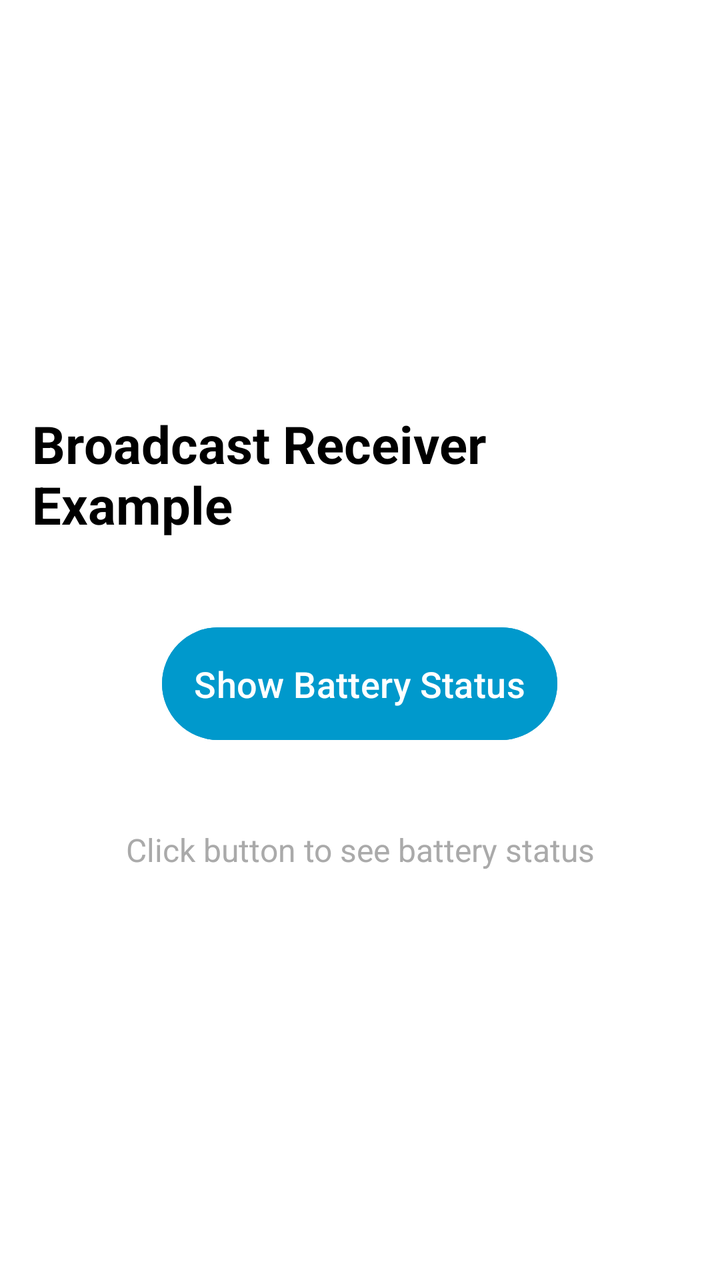
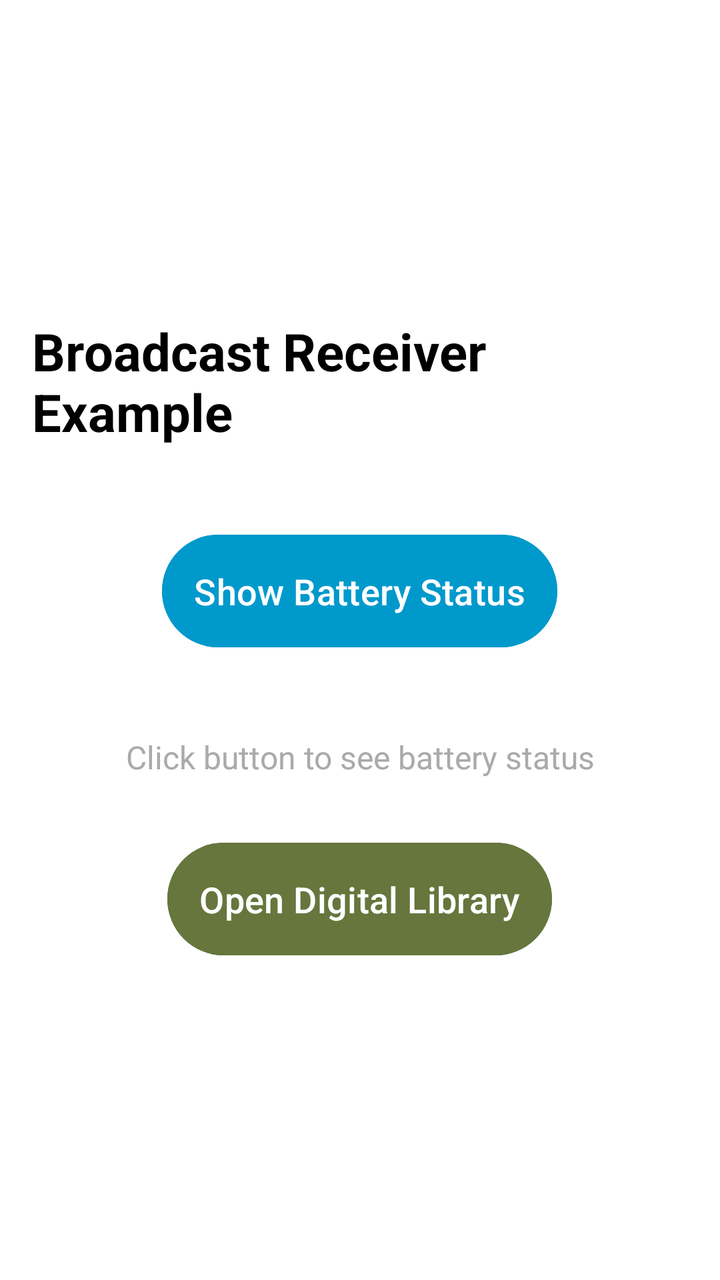

The first picture is an Android layout as it rendered before a commit; the second is the same layout after the commit. The layout source and the unified diff follow.
<!-- AndroidManifest.xml: application theme Theme.AndroidCLASS -->
<!-- res/layout/activity_battery_demo.xml -->
<?xml version="1.0" encoding="utf-8"?>
<LinearLayout xmlns:android="http://schemas.android.com/apk/res/android"
    android:layout_width="match_parent"
    android:layout_height="match_parent"
    android:orientation="vertical"
    android:gravity="center"
    android:padding="16dp"
    android:background="@android:color/white">

    <TextView
        android:layout_width="wrap_content"
        android:layout_height="wrap_content"
        android:text="Broadcast Receiver Example"
        android:textSize="26sp"
        android:textStyle="bold"
        android:textColor="@android:color/black"
        android:layout_marginBottom="40dp" />

    <Button
        android:id="@+id/btnStatus"
        android:layout_width="wrap_content"
        android:layout_height="wrap_content"
        android:text="Show Battery Status"
        android:textSize="18sp"
        android:backgroundTint="@android:color/holo_blue_dark"
        android:textColor="@android:color/white"
        android:padding="16dp"
        android:layout_marginBottom="20dp" />

    <TextView
        android:id="@+id/tvBatteryInfo"
        android:layout_width="wrap_content"
        android:layout_height="wrap_content"
        android:text="Click button to see battery status"
        android:textSize="16sp"
        android:textColor="@android:color/darker_gray"
        android:layout_marginTop="20dp"
        android:gravity="center" />

</LinearLayout>
<!-- resources referenced by this layout -->
<resources>
  <style name="Theme.AndroidCLASS" parent="Base.Theme.AndroidCLASS" />
  <style name="Base.Theme.AndroidCLASS" parent="Theme.Material3.DayNight.NoActionBar">
          
          
      </style>
</resources>

<!-- the commit's change to res/layout/activity_battery_demo.xml (unified diff, before → after) -->
@@ -37,4 +37,15 @@
         android:layout_marginTop="20dp"
         android:gravity="center" />
 
+    <Button
+        android:id="@+id/btnLibrary"
+        android:layout_width="wrap_content"
+        android:layout_height="wrap_content"
+        android:text="Open Digital Library"
+        android:textSize="18sp"
+        android:backgroundTint="@color/library_olive"
+        android:textColor="@android:color/white"
+        android:padding="16dp"
+        android:layout_marginTop="28dp" />
+
 </LinearLayout>
<!-- resource entries referenced after the edit -->
@@ -1,5 +1,6 @@
 <!-- resources referenced by this layout -->
 <resources>
+  <color name="library_olive">#66763D</color>
   <style name="Theme.AndroidCLASS" parent="Base.Theme.AndroidCLASS" />
   <style name="Base.Theme.AndroidCLASS" parent="Theme.Material3.DayNight.NoActionBar">
           
